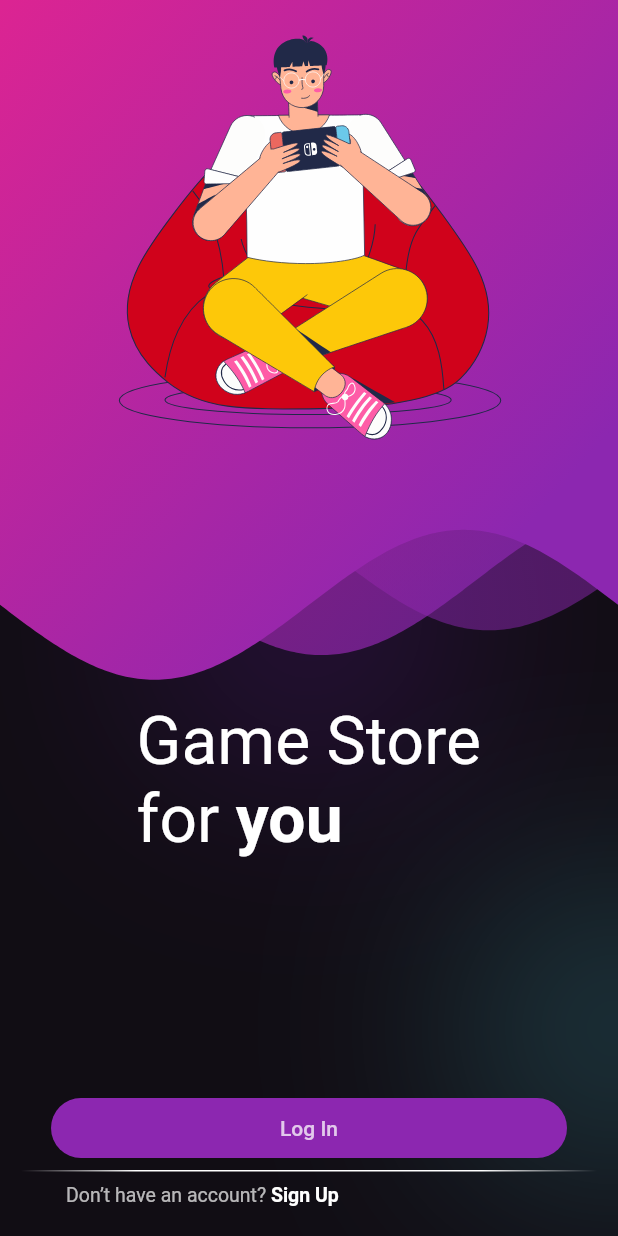
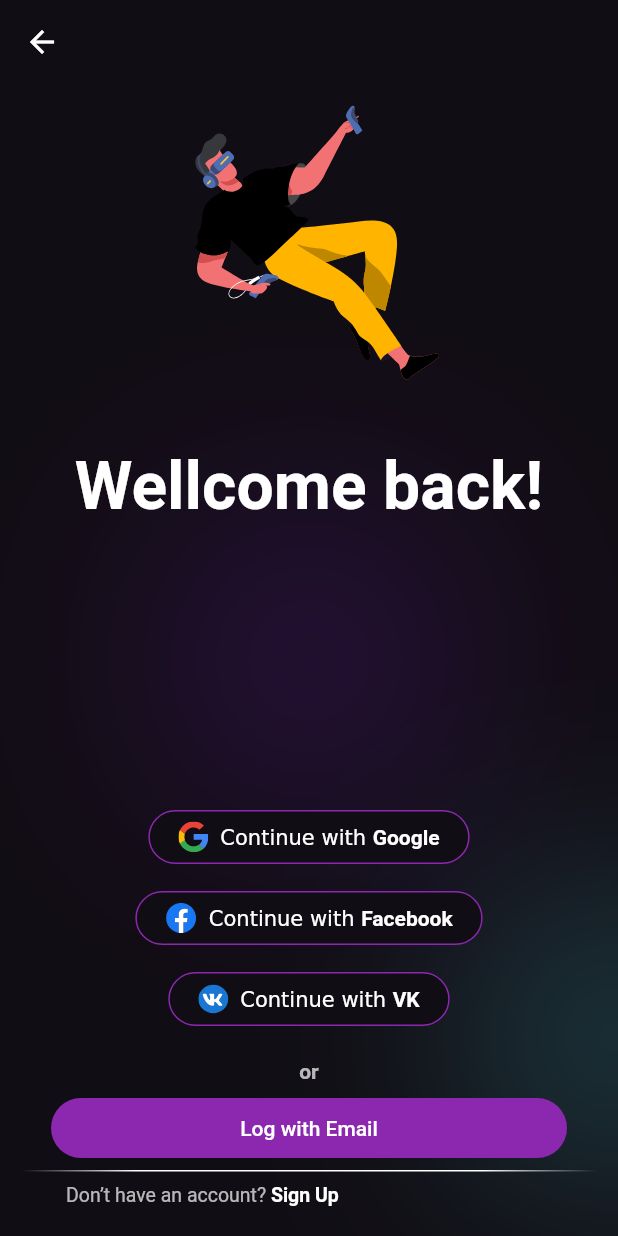
Before and after one commit to BleynChannel/Marketplace, a Flutter app: the screen it shows after launch, after a tap on "Log In", on a phone screen of 412 x 824 dp. Run offline on Flutter 3.47's test engine with Material 2 defaults, Android fonts, the phone set to English and light mode, and no system bars; drawn by our look-alikes of lottie, wave; our stand-ins replace device_preview, flutter_svg, google_fonts.

Commit message:
Created a Log In Page

```diff
--- a/marketplace/lib/main.dart
+++ b/marketplace/lib/main.dart
@@ -26,12 +26,32 @@ class MyApp extends StatelessWidget {
         textButtonTheme: TextButtonThemeData(
           style: ButtonStyle(
             backgroundColor: MaterialStateProperty.all(primaryColor),
+            foregroundColor: MaterialStateProperty.all(Colors.white),
+          ),
+        ),
+        outlinedButtonTheme: OutlinedButtonThemeData(
+          style: ButtonStyle(
+            backgroundColor: MaterialStateProperty.all(backgroundColor),
+            overlayColor: MaterialStateProperty.resolveWith((states) {
+              if (states.contains(MaterialState.pressed)) {
+                return primaryColor;
+              } else {
+                return Color.lerp(primaryColor, Colors.white, 0.1);
+              }
+            }),
           ),
         ),
         textTheme: TextTheme(
+          // TODO: Поменять на displayMedium
           headline4: GoogleFonts.roboto(fontSize: 44, color: Colors.white),
+          // TODO: Поменять на caption
           bodyText2: GoogleFonts.roboto(fontSize: 13),
+          bodyText1: GoogleFonts.roboto(
+              fontSize: 14,
+              fontWeight: FontWeight.bold,
+              color: Colors.white.withOpacity(0.7)),
         ),
+        fontFamily: 'Roboto',
       ),
       home: const WelcomePage(),
 
--- /dev/null
+++ b/marketplace/lib/presentation/pages/login_page.dart
@@ -0,0 +1,158 @@
+import 'package:flutter/gestures.dart';
+import 'package:flutter/material.dart';
+import 'package:flutter_svg/flutter_svg.dart';
+import 'package:lottie/lottie.dart';
+import 'package:marketplace/presentation/widgets/background_blur.dart';
+import 'package:marketplace/presentation/widgets/login_to_button.dart';
+
+import '../widgets/gradient_devider.dart';
+
+class _ContinueWith {
+  final Widget icon;
+  final String label;
+  final VoidCallback onPressed;
+
+  _ContinueWith(this.icon, this.label, this.onPressed);
+}
+
+class LoginPage extends StatelessWidget {
+  final _continueWithMap = [
+    _ContinueWith(
+      SvgPicture.asset("assets/icons/google.svg"),
+      'Google',
+      () {},
+    ),
+    _ContinueWith(
+      SvgPicture.asset("assets/icons/facebook.svg"),
+      'Facebook',
+      () {},
+    ),
+    _ContinueWith(
+      SvgPicture.asset("assets/icons/vk.svg"),
+      'VK',
+      () {},
+    ),
+  ];
+
+  LoginPage({Key? key}) : super(key: key);
+
+  void _navigateToLogWithEmailPage(BuildContext context) {}
+
+  void _navigateToSignUpPage(BuildContext context) {}
+
+  @override
+  Widget build(BuildContext context) {
+    return Scaffold(
+      appBar: AppBar(
+        elevation: 0,
+        backgroundColor: Colors.transparent,
+      ),
+      body: BackgroundBlur(
+        child: Padding(
+          padding: const EdgeInsets.only(left: 14, right: 14, bottom: 20),
+          child: Center(
+            child: Column(
+              children: [
+                ..._buildTitle(context),
+                const Expanded(child: SizedBox()),
+                ..._buildContinueWithButtons(context, _continueWithMap),
+                const SizedBox(height: 10),
+                Text(
+                  "or",
+                  style: Theme.of(context).textTheme.bodyText1,
+                ),
+                const SizedBox(height: 10),
+                ..._buildLogInWithEmail(context),
+              ],
+            ),
+          ),
+        ),
+      ),
+    );
+  }
+
+  List<Widget> _buildTitle(BuildContext context) {
+    return [
+      LottieBuilder.asset(
+        "assets/lottie/login_page.json",
+        fit: BoxFit.cover,
+        height: MediaQuery.of(context).size.height / 3.4,
+      ),
+      Text(
+        "Wellcome back!",
+        style: Theme.of(context)
+            .textTheme
+            .headline4
+            ?.copyWith(fontWeight: FontWeight.bold),
+      ),
+    ];
+  }
+
+  List<Widget> _buildContinueWithButtons(
+      BuildContext context, List<_ContinueWith> continueWithMap) {
+    //Create a list of buttons with separators
+    return continueWithMap
+        .map((e) => LoginToButton(
+              icon: e.icon,
+              label: e.label,
+              onPressed: e.onPressed,
+            ))
+        .toList()
+        .expand((element) => [element, const SizedBox(height: 6)])
+        .toList();
+  }
+
+  List<Widget> _buildLogInWithEmail(BuildContext context) {
+    return [
+      Padding(
+        padding: const EdgeInsets.symmetric(horizontal: 20),
+        child: SizedBox(
+          width: double.infinity,
+          height: 40,
+          child: TextButton(
+            style: TextButton.styleFrom(
+              shape: RoundedRectangleBorder(
+                  borderRadius: BorderRadius.circular(30)),
+            ),
+            child: const Text("Log with Email"),
+            onPressed: () => _navigateToLogWithEmailPage(context),
+          ),
+        ),
+      ),
+      const SizedBox(
+        height: 8,
+      ),
+      const GradientDevider(isHorizontal: true),
+      const SizedBox(
+        height: 8,
+      ),
+      Padding(
+        padding: const EdgeInsets.symmetric(horizontal: 30),
+        child: SizedBox(
+          width: double.infinity,
+          child: RichText(
+            text: TextSpan(
+              text: "Don’t have an account? ",
+              style: Theme.of(context)
+                  .textTheme
+                  .bodyText2
+                  ?.copyWith(color: Colors.white.withOpacity(0.7)),
+              children: [
+                TextSpan(
+                  text: "Sign Up",
+                  style: Theme.of(context)
+                      .textTheme
+                      .bodyText2
+                      ?.copyWith(fontWeight: FontWeight.bold),
+                  mouseCursor: MaterialStateMouseCursor.clickable,
+                  recognizer: TapGestureRecognizer()
+                    ..onTap = () => _navigateToSignUpPage(context),
+                ),
+              ],
+            ),
+          ),
+        ),
+      ),
+    ];
+  }
+}
--- a/marketplace/lib/presentation/pages/welcome_page.dart
+++ b/marketplace/lib/presentation/pages/welcome_page.dart
@@ -2,6 +2,7 @@ import 'package:flutter/gestures.dart';
 import 'package:flutter/material.dart';
 import 'package:lottie/lottie.dart';
 import 'package:marketplace/presentation/colors.dart';
+import 'package:marketplace/presentation/pages/login_page.dart';
 import 'package:marketplace/presentation/widgets/background_blur.dart';
 import 'package:marketplace/presentation/widgets/gradient_devider.dart';
 import 'package:wave/config.dart';
@@ -10,14 +11,22 @@ import 'package:wave/wave.dart';
 class WelcomePage extends StatelessWidget {
   const WelcomePage({Key? key}) : super(key: key);
 
-  void navigateToLogInPage() {}
+  void _navigateToLogInPage(BuildContext context) {
+    Navigator.push(
+      context,
+      MaterialPageRoute(
+        builder: (context) => LoginPage(),
+      ),
+    );
+  }
 
-  void navigateToSignUpPage() {}
+  void _navigateToSignUpPage(BuildContext context) {}
 
   @override
   Widget build(BuildContext context) {
     return Scaffold(
-      body: _buildBackgroundWave(
+      body: BackgroundBlur(
+        child: _buildBackgroundWave(
           context,
           child: Padding(
             padding: const EdgeInsets.symmetric(horizontal: 14, vertical: 20),
@@ -41,13 +50,13 @@ class WelcomePage extends StatelessWidget {
             ),
           ),
         ),
+      ),
     );
   }
 
   Widget _buildBackgroundWave(BuildContext context, {required Widget child}) {
     return Stack(
       children: [
-        const BackgroundBlur(),
         Stack(
           children: [
             RotatedBox(
@@ -92,11 +101,9 @@ class WelcomePage extends StatelessWidget {
   }
 
   Widget _buildTitle(BuildContext context) {
-    return SizedBox(
-      width: 230,
-      child: RichText(
+    return RichText(
       text: TextSpan(
-          text: "Game Store for ",
+        text: "Game Store\nfor ",
         style: Theme.of(context).textTheme.headline4,
         children: [
           TextSpan(
@@ -107,7 +114,6 @@ class WelcomePage extends StatelessWidget {
                 ?.copyWith(fontWeight: FontWeight.bold),
           ),
         ],
-        ),
       ),
     );
   }
@@ -124,13 +130,8 @@ class WelcomePage extends StatelessWidget {
               shape: RoundedRectangleBorder(
                   borderRadius: BorderRadius.circular(30)),
             ),
-            child: Text(
-              "Log In",
-              style: TextStyle(
-                color: Colors.white.withOpacity(0.75),
-              ),
-            ),
-            onPressed: () {},
+            child: const Text("Log In"),
+            onPressed: () => _navigateToLogInPage(context),
           ),
         ),
       ),
@@ -160,7 +161,8 @@ class WelcomePage extends StatelessWidget {
                       .bodyText2
                       ?.copyWith(fontWeight: FontWeight.bold),
                   mouseCursor: MaterialStateMouseCursor.clickable,
-                  recognizer: TapGestureRecognizer()..onTap = () {},
+                  recognizer: TapGestureRecognizer()
+                    ..onTap = () => _navigateToSignUpPage(context),
                 ),
               ],
             ),
--- a/marketplace/lib/presentation/widgets/background_blur.dart
+++ b/marketplace/lib/presentation/widgets/background_blur.dart
@@ -2,13 +2,15 @@ import 'package:flutter/material.dart';
 import 'package:marketplace/presentation/widgets/blur_circle.dart';
 
 class BackgroundBlur extends StatelessWidget {
-  const BackgroundBlur({Key? key}) : super(key: key);
+  final Widget? child;
+
+  const BackgroundBlur({Key? key, this.child}) : super(key: key);
 
   @override
   Widget build(BuildContext context) {
     return Stack(
-      children: const [
-        Align(
+      children: [
+        const Align(
           alignment: Alignment.center,
           child: BlurCircle(
             color: Color(0xFF7C1BC9),
@@ -16,7 +18,7 @@ class BackgroundBlur extends StatelessWidget {
             radius: 160,
           ),
         ),
-        Align(
+        const Align(
           alignment: Alignment(1.5, 0.8),
           child: BlurCircle(
             color: Color(0xFF4ADAE3),
@@ -24,6 +26,7 @@ class BackgroundBlur extends StatelessWidget {
             radius: 160,
           ),
         ),
+        ...(child != null ? [child!] : []),
       ],
     );
   }
--- /dev/null
+++ b/marketplace/lib/presentation/widgets/login_to_button.dart
@@ -0,0 +1,40 @@
+import 'package:flutter/material.dart';
+import 'package:marketplace/presentation/colors.dart';
+
+class LoginToButton extends StatelessWidget {
+  final Widget icon;
+  final String label;
+
+  final VoidCallback onPressed;
+
+  const LoginToButton({
+    Key? key,
+    required this.icon,
+    required this.label,
+    required this.onPressed,
+  }) : super(key: key);
+
+  @override
+  Widget build(BuildContext context) {
+    return OutlinedButton.icon(
+      style: OutlinedButton.styleFrom(
+        padding: const EdgeInsets.symmetric(horizontal: 20, vertical: 6),
+        side: const BorderSide(color: primaryColor),
+        shape: RoundedRectangleBorder(borderRadius: BorderRadius.circular(30)),
+      ),
+      onPressed: onPressed,
+      icon: icon,
+      label: RichText(
+        text: TextSpan(
+          text: "Continue with ",
+          children: [
+            TextSpan(
+              text: label,
+              style: const TextStyle(fontWeight: FontWeight.bold),
+            )
+          ],
+        ),
+      ),
+    );
+  }
+}
--- a/marketplace/pubspec.yaml
+++ b/marketplace/pubspec.yaml
@@ -33,8 +33,8 @@ dependencies:
   device_preview: ^1.1.0
   flutter:
     sdk: flutter
+  flutter_svg: ^1.1.4
   google_fonts: ^3.0.1
-  intl: ^0.17.0
   lottie: ^1.4.2
   wave: ^0.2.2
 
@@ -55,6 +55,7 @@ flutter:
   # To add assets to your application, add an assets section, like this:
   assets:
     - assets/lottie/
+    - assets/icons/
   #   - images/a_dot_burr.jpeg
   #   - images/a_dot_ham.jpeg
   # An image asset can refer to one or more resolution-specific "variants", see
```
Also changed, not shown: marketplace/assets/icons/facebook.svg (added), marketplace/assets/icons/google.svg (added), marketplace/assets/icons/vk.svg (added), marketplace/assets/images/login/background_login.svg (deleted), marketplace/assets/images/login/illustration.png (deleted), marketplace/pubspec.lock. Lines whose indentation alone changed are shown as unchanged.
